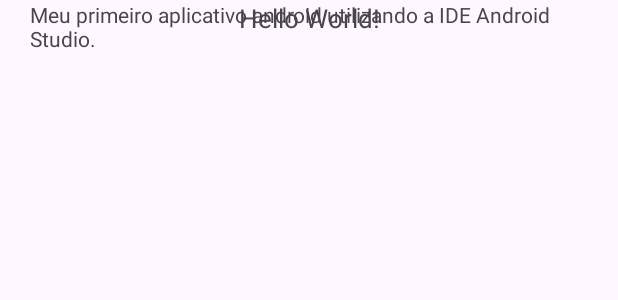
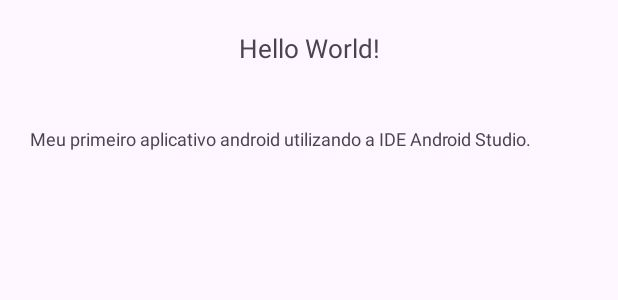
Before and after one commit to UenoSilva/dio_lab_cursos, an Android app: the layout activity_main.xml on its own in the app's theme, with its tools: preview values and no code run, on a phone screen of 412 x 824 dp. Shown: the top 300 px of the screen. Run offline under Robolectric (Android 15) with nearby library versions, the phone set to English and light mode, and no system bars.

Commit message:
fix: ajeitando componentes da activity main

```diff
--- a/desafios-kotlin/primeiro-app-dio/app/src/main/res/layout/activity_main.xml
+++ b/desafios-kotlin/primeiro-app-dio/app/src/main/res/layout/activity_main.xml
@@ -13,15 +13,25 @@
         android:gravity="center_horizontal"
         android:text="Hello World!"
         android:textSize="17dp"
-        tools:layout_editor_absoluteX="16dp"
-        tools:layout_editor_absoluteY="16dp" />
+        app:layout_constraintBottom_toBottomOf="parent"
+        app:layout_constraintEnd_toEndOf="parent"
+        app:layout_constraintHorizontal_bias="0.0"
+        app:layout_constraintStart_toStartOf="parent"
+        app:layout_constraintTop_toTopOf="parent"
+        app:layout_constraintVertical_bias="0.0" />
 
     <TextView
+        android:id="@+id/textView"
         android:layout_width="match_parent"
         android:layout_height="wrap_content"
         android:layout_margin="20dp"
+        android:textSize="12dp
+"
         android:text="@string/mensagem"
-        tools:layout_editor_absoluteX="16dp"
-        tools:layout_editor_absoluteY="52dp" />
+        app:layout_constraintBottom_toBottomOf="parent"
+        app:layout_constraintEnd_toEndOf="parent"
+        app:layout_constraintStart_toStartOf="parent"
+        app:layout_constraintTop_toTopOf="parent"
+        app:layout_constraintVertical_bias="0.083" />
 
 </androidx.constraintlayout.widget.ConstraintLayout>
```
Also changed, not shown: 1 other file.
